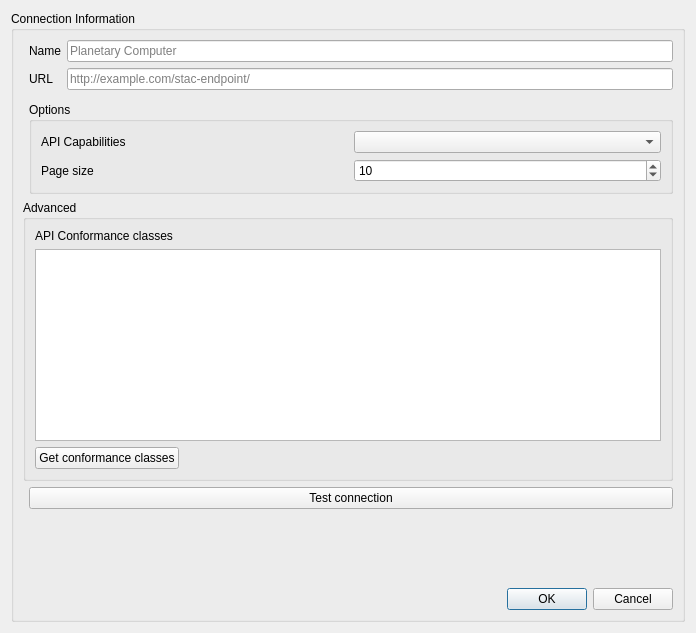
This is src/qgis_stac/ui/connection_dialog.ui in stac-utils/qgis-stac-plugin as Qt 5 draws it before an edit. The edited form follows.
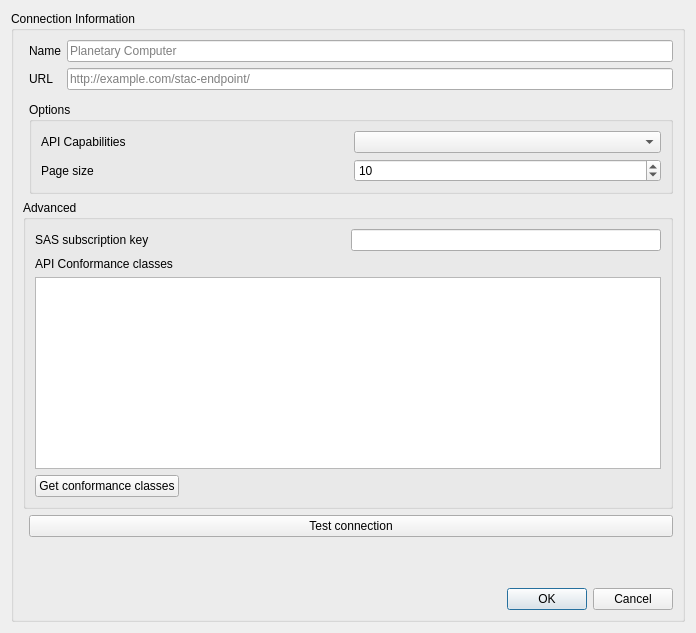
This is the edited form. Custom widgets are drawn as their Qt base class.

Commit message: include subscription key input for sas based connections

```diff
--- a/src/qgis_stac/ui/connection_dialog.ui
+++ b/src/qgis_stac/ui/connection_dialog.ui
@@ -61,7 +61,40 @@
         <property name="collapsed">
          <bool>false</bool>
         </property>
-        <layout class="QVBoxLayout" name="verticalLayout_10">
+        <layout class="QVBoxLayout" name="verticalLayout_2">
+         <item>
+          <layout class="QHBoxLayout" name="horizontalLayout_5">
+           <item>
+            <widget class="QLabel" name="sas_subscription_key_la">
+             <property name="enabled">
+              <bool>true</bool>
+             </property>
+             <property name="toolTip">
+              <string>&lt;html&gt;&lt;head/&gt;&lt;body&gt;&lt;p&gt;Subscription key that can be used when signing SAS based connection items.&lt;/p&gt;&lt;/body&gt;&lt;/html&gt;</string>
+             </property>
+             <property name="text">
+              <string>SAS subscription key</string>
+             </property>
+            </widget>
+           </item>
+           <item>
+            <widget class="QLineEdit" name="sas_subscription_key">
+             <property name="enabled">
+              <bool>true</bool>
+             </property>
+             <property name="sizePolicy">
+              <sizepolicy hsizetype="Preferred" vsizetype="Fixed">
+               <horstretch>0</horstretch>
+               <verstretch>0</verstretch>
+              </sizepolicy>
+             </property>
+             <property name="toolTip">
+              <string>Subscription key that can be used when signing SAS based connection items.</string>
+             </property>
+            </widget>
+           </item>
+          </layout>
+         </item>
          <item>
           <widget class="QLabel" name="result_collections_la">
            <property name="text">
```
The commit also changes 4 other files.
